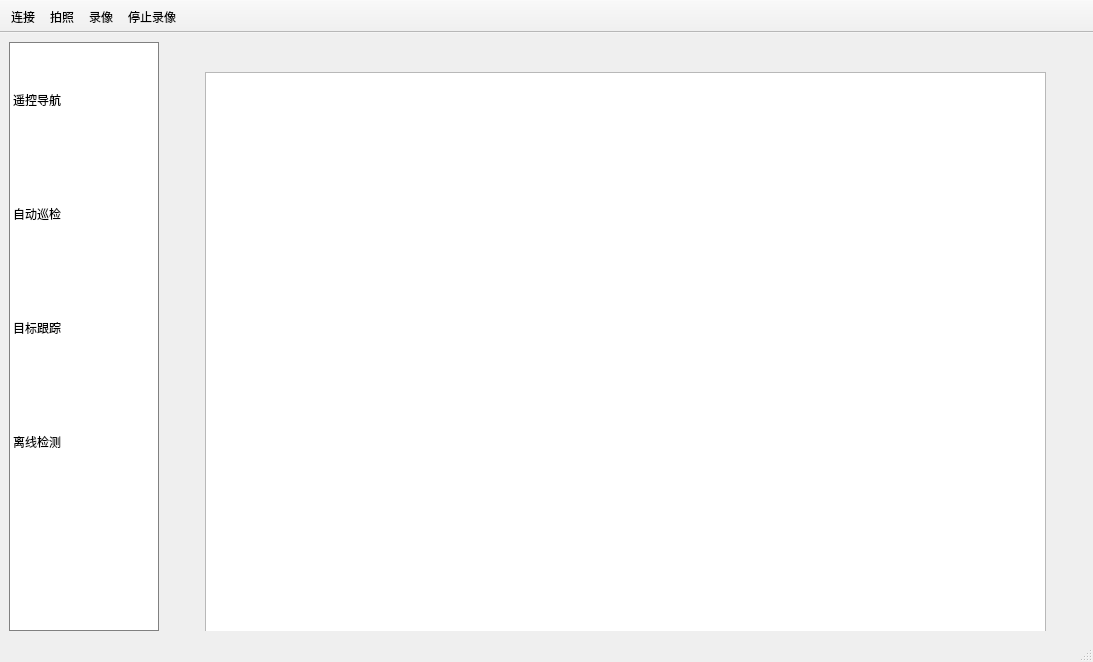
Above: ui/MainWindow.ui from canoe-Z/TelloRS before the change. Below: the same form after it.
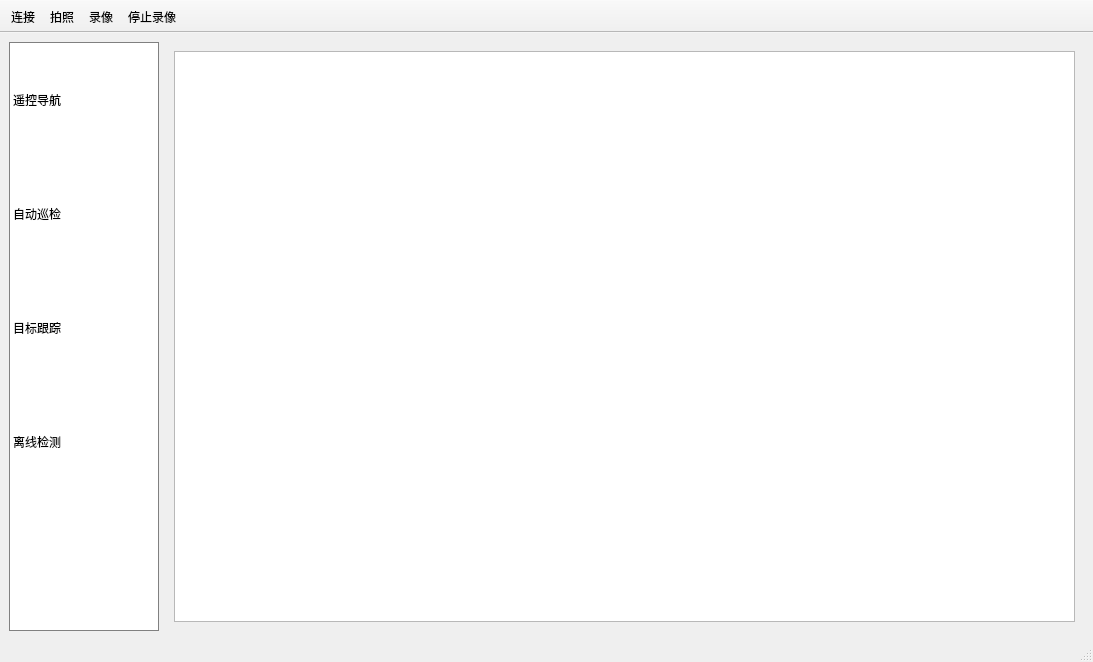
That is the form after the change. The open tabs and pages were chosen to show the change. Custom widgets are drawn as their Qt base class.

Patch:
```diff
--- a/ui/MainWindow.ui
+++ b/ui/MainWindow.ui
@@ -1155,16 +1155,11 @@
        </layout>
       </widget>
       <widget class="QWidget" name="page_4">
-       <widget class="QGraphicsView" name="graphicsView">
-        <property name="geometry">
-         <rect>
-          <x>40</x>
-          <y>30</y>
-          <width>841</width>
-          <height>561</height>
-         </rect>
-        </property>
-       </widget>
+       <layout class="QVBoxLayout" name="verticalLayout_4">
+        <item>
+         <widget class="QGraphicsView" name="graphicsView"/>
+        </item>
+       </layout>
       </widget>
      </widget>
     </item>
@@ -1219,6 +1214,13 @@
    </property>
   </action>
  </widget>
+ <customwidgets>
+  <customwidget>
+   <class>ClickJumpSlider</class>
+   <extends>QSlider</extends>
+   <header>ui/ClickJumpSlider.h</header>
+  </customwidget>
+ </customwidgets>
  <resources/>
  <connections/>
 </ui>
```
Left out of the diff: 8 changed lines with no effect on the pictures.
